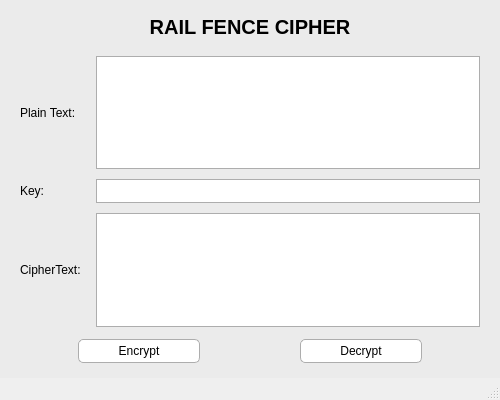
The window that lab-03/ui/railfence.ui (duystts/bmttnc-hutech-2380600371) describes before a commit, drawn with Qt 5.
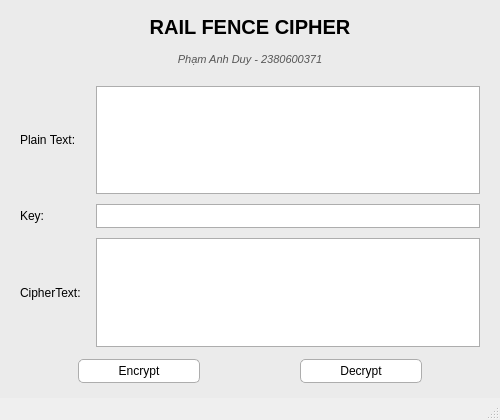
The same window after the commit.

Commit message: [fix] lab-03 ca nhan hoa ui

```diff
--- a/lab-03/ui/railfence.ui
+++ b/lab-03/ui/railfence.ui
@@ -7,13 +7,13 @@
     <x>0</x>
     <y>0</y>
     <width>500</width>
-    <height>400</height>
+    <height>420</height>
    </rect>
   </property>
   <property name="minimumSize">
    <size>
     <width>450</width>
-    <height>380</height>
+    <height>400</height>
    </size>
   </property>
   <property name="windowTitle">
@@ -34,7 +34,13 @@
          font-size: 20px;
          font-weight: bold;
          color: #000000;
-         margin-bottom: 5px;
+         margin-bottom: 2px;
+     }
+     QLabel#label_author {
+         font-size: 11px;
+         color: #555555;
+         font-style: italic;
+         margin-bottom: 8px;
      }
      QTextEdit, QLineEdit {
          background-color: #ffffff;
@@ -90,6 +96,16 @@
       </property>
      </widget>
     </item>
+    <item>
+     <widget class="QLabel" name="label_author">
+      <property name="text">
+       <string>Phạm Anh Duy - 2380600371</string>
+      </property>
+      <property name="alignment">
+       <set>Qt::AlignCenter</set>
+      </property>
+     </widget>
+    </item>
     <item>
      <layout class="QGridLayout" name="gridLayout">
       <property name="verticalSpacing">
```
The commit also changes 7 other files.
